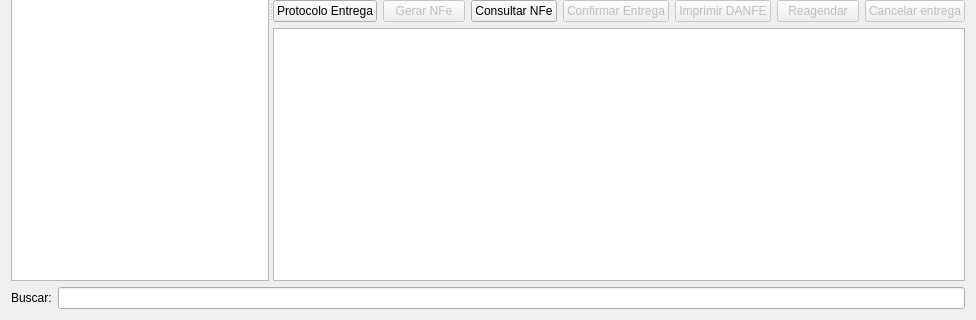
Old version of the form ui/widgetlogisticaentregas.ui in the repository darktorres/ERP-STACCATO; both pictures show x 0 to 976 and y 270 to 590 of the 976 by 590 pixel window.
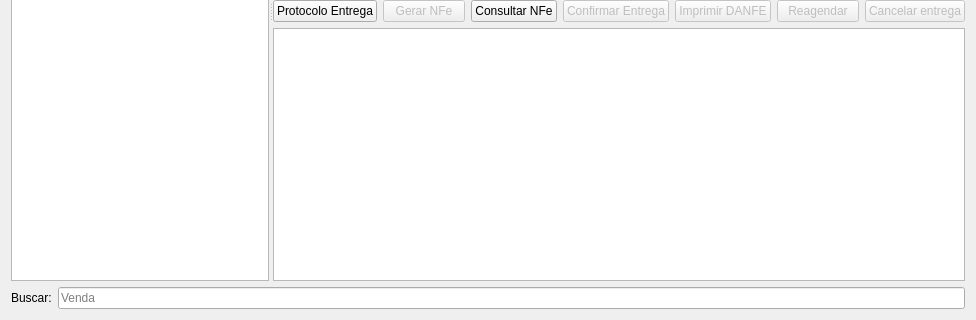
New version of the form. Custom widgets are drawn as their Qt base class.

What changed in the file:
```diff
--- a/ui/widgetlogisticaentregas.ui
+++ b/ui/widgetlogisticaentregas.ui
@@ -22,7 +22,11 @@
     </widget>
    </item>
    <item row="1" column="1">
-    <widget class="QLineEdit" name="lineEditBuscar"/>
+    <widget class="QLineEdit" name="lineEditBuscar">
+     <property name="placeholderText">
+      <string>Venda</string>
+     </property>
+    </widget>
    </item>
    <item row="0" column="0" colspan="2">
     <widget class="QSplitter" name="splitter">
```
